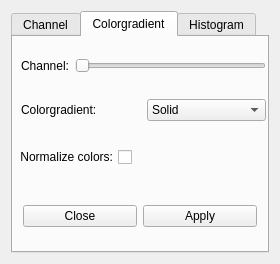
Qt form src/tools/viewer/ui/LVRSpectralSettings.ui (uos/lvr2) before a commit.
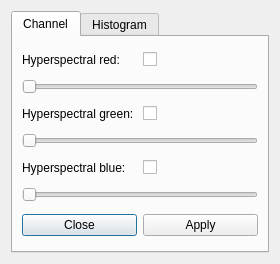
The same form after that commit. The open tabs and pages were chosen to show the change.

The edit to the form file:
```diff
--- a/src/tools/viewer/ui/LVRSpectralSettings.ui
+++ b/src/tools/viewer/ui/LVRSpectralSettings.ui
@@ -146,176 +146,6 @@
        </item>
       </layout>
      </widget>
-     <widget class="QWidget" name="tab_colorgradient">
-      <property name="sizePolicy">
-       <sizepolicy hsizetype="Preferred" vsizetype="Preferred">
-        <horstretch>0</horstretch>
-        <verstretch>0</verstretch>
-       </sizepolicy>
-      </property>
-      <property name="sizeIncrement">
-       <size>
-        <width>0</width>
-        <height>0</height>
-       </size>
-      </property>
-      <attribute name="title">
-       <string>Colorgradient</string>
-      </attribute>
-      <layout class="QVBoxLayout" name="verticalLayout_2">
-       <property name="sizeConstraint">
-        <enum>QLayout::SetDefaultConstraint</enum>
-       </property>
-       <property name="leftMargin">
-        <number>1</number>
-       </property>
-       <property name="topMargin">
-        <number>1</number>
-       </property>
-       <property name="rightMargin">
-        <number>1</number>
-       </property>
-       <property name="bottomMargin">
-        <number>1</number>
-       </property>
-       <item>
-        <layout class="QHBoxLayout" name="horizontalLayout">
-         <property name="leftMargin">
-          <number>7</number>
-         </property>
-         <item>
-          <widget class="QLabel" name="label_cg_channel">
-           <property name="text">
-            <string>Channel:</string>
-           </property>
-          </widget>
-         </item>
-         <item>
-          <widget class="QSlider" name="horizontalSlider_channel">
-           <property name="orientation">
-            <enum>Qt::Horizontal</enum>
-           </property>
-          </widget>
-         </item>
-        </layout>
-       </item>
-       <item>
-        <layout class="QHBoxLayout" name="horizontalLayout_2">
-         <property name="leftMargin">
-          <number>7</number>
-         </property>
-         <item>
-          <widget class="QLabel" name="label_cg_cg">
-           <property name="text">
-            <string>Colorgradient:</string>
-           </property>
-          </widget>
-         </item>
-         <item>
-          <widget class="QComboBox" name="comboBox_colorgradient">
-           <item>
-            <property name="text">
-             <string>Solid</string>
-            </property>
-           </item>
-           <item>
-            <property name="text">
-             <string>Grey</string>
-            </property>
-           </item>
-           <item>
-            <property name="text">
-             <string>HSV</string>
-            </property>
-           </item>
-           <item>
-            <property name="text">
-             <string>Jet</string>
-            </property>
-           </item>
-           <item>
-            <property name="text">
-             <string>Hot</string>
-            </property>
-           </item>
-           <item>
-            <property name="text">
-             <string>SHSV</string>
-            </property>
-           </item>
-           <item>
-            <property name="text">
-             <string>Simpsons</string>
-            </property>
-           </item>
-          </widget>
-         </item>
-        </layout>
-       </item>
-       <item>
-        <layout class="QHBoxLayout" name="horizontalLayout_3">
-         <property name="leftMargin">
-          <number>0</number>
-         </property>
-         <item alignment="Qt::AlignRight">
-          <widget class="QCheckBox" name="checkBox_normcolors">
-           <property name="sizeIncrement">
-            <size>
-             <width>0</width>
-             <height>0</height>
-            </size>
-           </property>
-           <property name="toolTipDuration">
-            <number>-1</number>
-           </property>
-           <property name="layoutDirection">
-            <enum>Qt::RightToLeft</enum>
-           </property>
-           <property name="text">
-            <string>Normalize colors:</string>
-           </property>
-           <property name="tristate">
-            <bool>false</bool>
-           </property>
-          </widget>
-         </item>
-        </layout>
-       </item>
-       <item>
-        <layout class="QHBoxLayout" name="horizontalLayout_6">
-         <property name="leftMargin">
-          <number>9</number>
-         </property>
-         <property name="topMargin">
-          <number>12</number>
-         </property>
-         <property name="rightMargin">
-          <number>9</number>
-         </property>
-         <property name="bottomMargin">
-          <number>0</number>
-         </property>
-         <item>
-          <widget class="QPushButton" name="pushButton_cg_close">
-           <property name="text">
-            <string>Close</string>
-           </property>
-          </widget>
-         </item>
-         <item>
-          <widget class="QPushButton" name="pushButton_cg_apply">
-           <property name="toolTip">
-            <string/>
-           </property>
-           <property name="text">
-            <string>Apply</string>
-           </property>
-          </widget>
-         </item>
-        </layout>
-       </item>
-      </layout>
-     </widget>
      <widget class="QWidget" name="tab_histogram">
       <attribute name="title">
        <string>Histogram</string>
```
Left out of the diff: 2 changed lines with no effect on the pictures.
